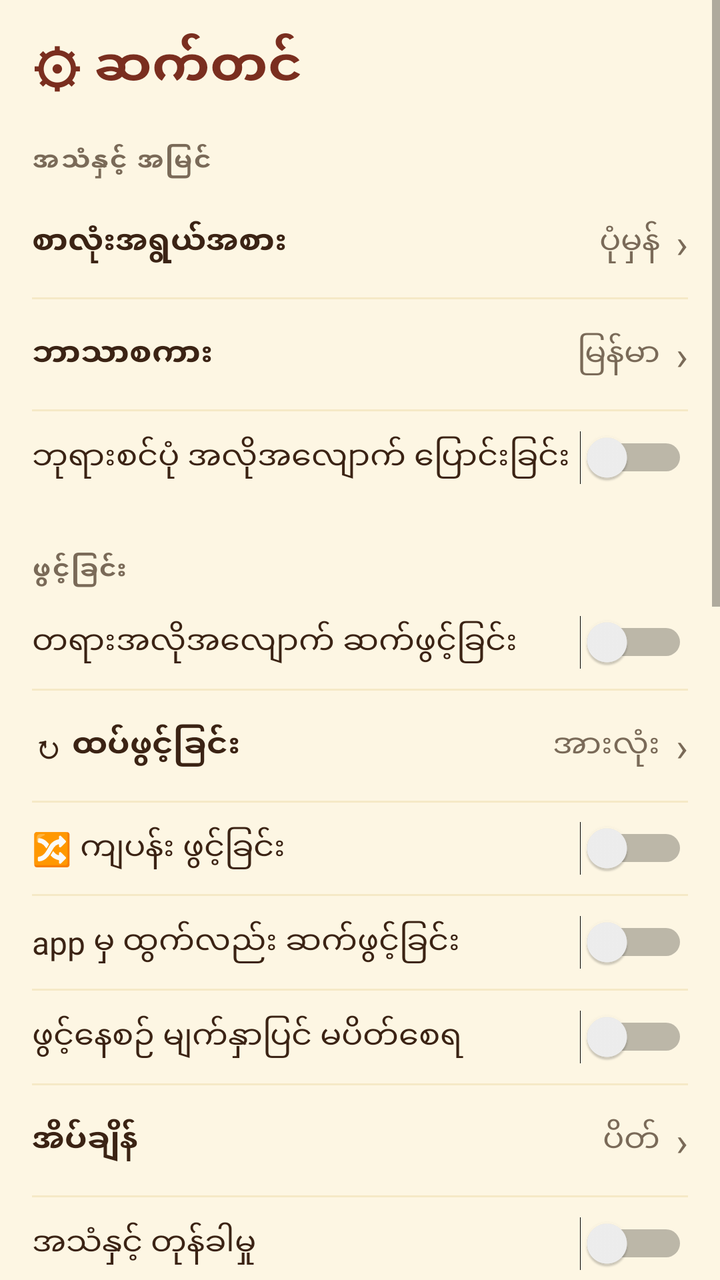
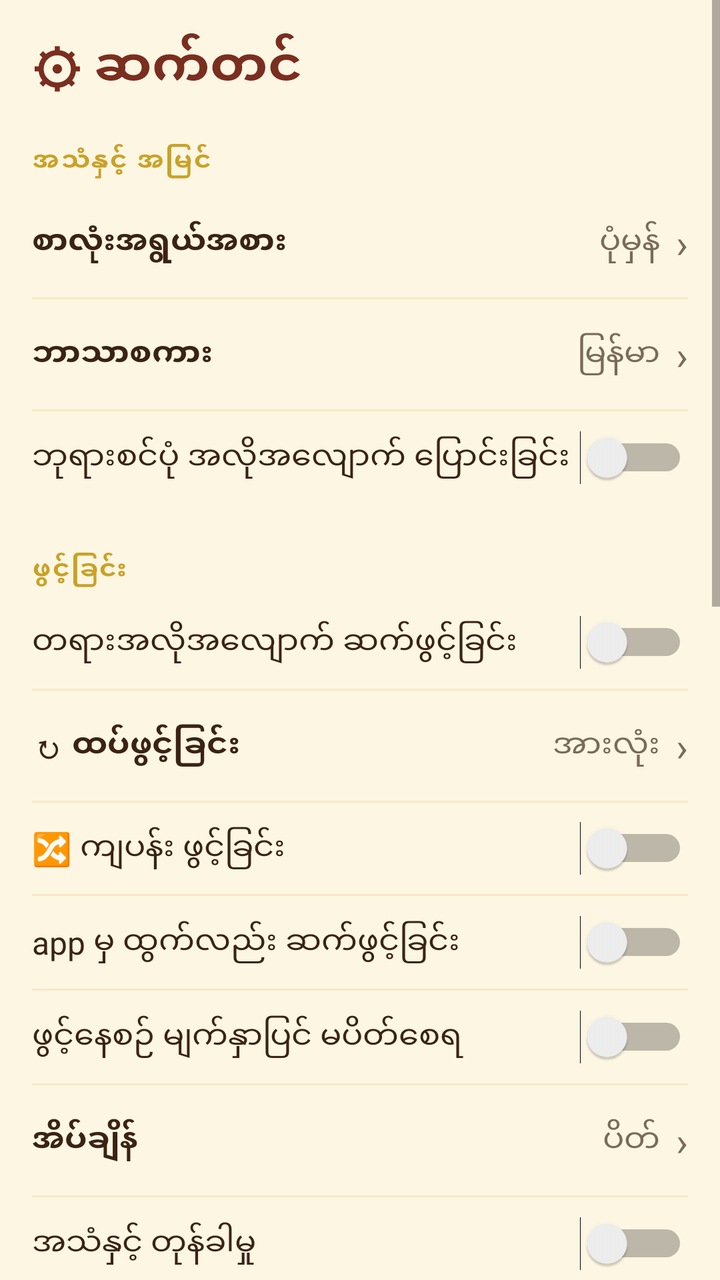

Compare the two renders of this Android layout. The source of the first and the diff that turns it into the second are given below.
<!-- AndroidManifest.xml: application theme AppTheme -->
<!-- res/layout/activity_settings.xml -->
<?xml version="1.0" encoding="utf-8"?>
<LinearLayout xmlns:android="http://schemas.android.com/apk/res/android"
    android:id="@+id/root"
    android:layout_width="match_parent"
    android:layout_height="match_parent"
    android:background="@color/bg"
    android:orientation="vertical">
<ScrollView
    android:layout_width="match_parent"
    android:layout_height="0dp"
    android:layout_weight="1"
    android:fillViewport="true">
<LinearLayout
    android:id="@+id/content"
    android:layout_width="match_parent"
    android:layout_height="wrap_content"
    android:background="@color/bg"
    android:orientation="vertical"
    android:padding="16dp">
    <TextView
        android:id="@+id/titleText"
        android:layout_width="match_parent"
        android:layout_height="wrap_content"
        android:text="⚙ ဆက်တင်"
        android:textColor="@color/maroon"
        android:textSize="26sp"
        android:textStyle="bold" />

    <TextView
        android:id="@+id/secAppearance"
        android:layout_width="match_parent"
        android:layout_height="wrap_content"
        android:layout_marginTop="16dp"
        android:letterSpacing="0.06"
        android:paddingVertical="4dp"
        android:text="အသံနှင့် အမြင်"
        android:textColor="@color/muted"
        android:textSize="13sp"
        android:textStyle="bold" />

<LinearLayout
            android:id="@+id/rowFont"
            android:layout_width="match_parent"
            android:layout_height="wrap_content"
            android:background="?android:attr/selectableItemBackground"
            android:clickable="true"
            android:focusable="true"
            android:gravity="center_vertical"
            android:orientation="horizontal"
            android:paddingVertical="14dp">
            <TextView
                android:id="@+id/labelFont"
                android:layout_width="0dp"
                android:layout_height="wrap_content"
                android:layout_weight="1"
                android:text="စာလုံးအရွယ်အစား"
                android:textColor="@color/ink"
                android:textSize="16sp"
                android:textStyle="bold" />
            <TextView
                android:id="@+id/fontValue"
                android:layout_width="wrap_content"
                android:layout_height="wrap_content"
                android:text="ပုံမှန်"
                android:textColor="@color/muted"
                android:textSize="16sp" />
            <TextView
                android:id="@+id/fontChevron"
                android:layout_width="wrap_content"
                android:layout_height="wrap_content"
                android:paddingStart="8dp"
                android:text="›"
                android:textColor="@color/muted"
                android:textSize="20sp" />
        </LinearLayout>
    <View
        android:layout_width="match_parent"
        android:layout_height="1dp"
        android:background="#26C9A227" />

<LinearLayout
            android:id="@+id/rowLanguage"
            android:layout_width="match_parent"
            android:layout_height="wrap_content"
            android:background="?android:attr/selectableItemBackground"
            android:clickable="true"
            android:focusable="true"
            android:gravity="center_vertical"
            android:orientation="horizontal"
            android:paddingVertical="14dp">
            <TextView
                android:id="@+id/labelLanguage"
                android:layout_width="0dp"
                android:layout_height="wrap_content"
                android:layout_weight="1"
                android:text="ဘာသာစကား"
                android:textColor="@color/ink"
                android:textSize="16sp"
                android:textStyle="bold" />
            <TextView
                android:id="@+id/langValue"
                android:layout_width="wrap_content"
                android:layout_height="wrap_content"
                android:text="မြန်မာ"
                android:textColor="@color/muted"
                android:textSize="16sp" />
            <TextView
                android:id="@+id/langChevron"
                android:layout_width="wrap_content"
                android:layout_height="wrap_content"
                android:paddingStart="8dp"
                android:text="›"
                android:textColor="@color/muted"
                android:textSize="20sp" />
        </LinearLayout>
    <View
        android:layout_width="match_parent"
        android:layout_height="1dp"
        android:background="#26C9A227" />

    <Switch
        android:id="@+id/btnThemeAuto"
        android:layout_width="match_parent"
        android:layout_height="wrap_content"
        android:background="?android:attr/selectableItemBackground"
        android:clickable="true"
        android:ellipsize="end"
        android:focusable="true"
        android:maxLines="1"
        android:paddingVertical="12dp"
        android:showText="false"
        android:text="ဘုရားစင်ပုံ အလိုအလျောက် ပြောင်းခြင်း"
        android:textColor="@color/ink"
        android:textOff=""
        android:textOn=""
        android:textSize="16sp" />

    <TextView
        android:id="@+id/secPlayback"
        android:layout_width="match_parent"
        android:layout_height="wrap_content"
        android:layout_marginTop="20dp"
        android:letterSpacing="0.06"
        android:paddingVertical="4dp"
        android:text="ဖွင့်ခြင်း"
        android:textColor="@color/muted"
        android:textSize="13sp"
        android:textStyle="bold" />

    <Switch
        android:id="@+id/btnAutoplay"
        android:layout_width="match_parent"
        android:layout_height="wrap_content"
        android:background="?android:attr/selectableItemBackground"
        android:clickable="true"
        android:ellipsize="end"
        android:focusable="true"
        android:maxLines="1"
        android:paddingVertical="12dp"
        android:showText="false"
        android:text="တရားအလိုအလျောက် ဆက်ဖွင့်ခြင်း"
        android:textColor="@color/ink"
        android:textOff=""
        android:textOn=""
        android:textSize="16sp" />

    <View
        android:layout_width="match_parent"
        android:layout_height="1dp"
        android:background="#26C9A227" />

    <LinearLayout
        android:id="@+id/rowRepeat"
        android:layout_width="match_parent"
        android:layout_height="wrap_content"
        android:background="?android:attr/selectableItemBackground"
        android:clickable="true"
        android:focusable="true"
        android:gravity="center_vertical"
        android:orientation="horizontal"
        android:paddingVertical="14dp">
        <TextView
            android:id="@+id/lblRepeat"
            android:layout_width="0dp"
            android:layout_height="wrap_content"
            android:layout_weight="1"
            android:text="↻ ထပ်ဖွင့်ခြင်း"
            android:textColor="@color/ink"
            android:textSize="16sp"
            android:textStyle="bold" />
        <TextView
            android:id="@+id/btnRepeat"
            android:layout_width="wrap_content"
            android:layout_height="wrap_content"
            android:text="အားလုံး"
            android:textColor="@color/muted"
            android:textSize="16sp" />
        <TextView
            android:id="@+id/repeatChevron"
            android:layout_width="wrap_content"
            android:layout_height="wrap_content"
            android:paddingStart="8dp"
            android:text="›"
            android:textColor="@color/muted"
            android:textSize="20sp" />
    </LinearLayout>

    <View
        android:layout_width="match_parent"
        android:layout_height="1dp"
        android:background="#26C9A227" />

    <Switch
        android:id="@+id/btnShuffle"
        android:layout_width="match_parent"
        android:layout_height="wrap_content"
        android:background="?android:attr/selectableItemBackground"
        android:clickable="true"
        android:ellipsize="end"
        android:focusable="true"
        android:maxLines="1"
        android:paddingVertical="12dp"
        android:showText="false"
        android:text="🔀 ကျပန်း ဖွင့်ခြင်း"
        android:textColor="@color/ink"
        android:textOff=""
        android:textOn=""
        android:textSize="16sp" />

    <View
        android:layout_width="match_parent"
        android:layout_height="1dp"
        android:background="#26C9A227" />

    <Switch
        android:id="@+id/btnBackground"
        android:layout_width="match_parent"
        android:layout_height="wrap_content"
        android:background="?android:attr/selectableItemBackground"
        android:clickable="true"
        android:ellipsize="end"
        android:focusable="true"
        android:maxLines="1"
        android:paddingVertical="12dp"
        android:showText="false"
        android:text="app မှ ထွက်လည်း ဆက်ဖွင့်ခြင်း"
        android:textColor="@color/ink"
        android:textOff=""
        android:textOn=""
        android:textSize="16sp" />

    <View
        android:layout_width="match_parent"
        android:layout_height="1dp"
        android:background="#26C9A227" />

    <Switch
        android:id="@+id/btnKeepScreen"
        android:layout_width="match_parent"
        android:layout_height="wrap_content"
        android:background="?android:attr/selectableItemBackground"
        android:clickable="true"
        android:ellipsize="end"
        android:focusable="true"
        android:maxLines="1"
        android:paddingVertical="12dp"
        android:showText="false"
        android:text="ဖွင့်နေစဉ် မျက်နှာပြင် မပိတ်စေရ"
        android:textColor="@color/ink"
        android:textOff=""
        android:textOn=""
        android:textSize="16sp" />

    <View
        android:layout_width="match_parent"
        android:layout_height="1dp"
        android:background="#26C9A227" />

    <LinearLayout
        android:id="@+id/rowSleep"
        android:layout_width="match_parent"
        android:layout_height="wrap_content"
        android:background="?android:attr/selectableItemBackground"
        android:clickable="true"
        android:focusable="true"
        android:gravity="center_vertical"
        android:orientation="horizontal"
        android:paddingVertical="14dp">
        <TextView
            android:id="@+id/lblSleep"
            android:layout_width="0dp"
            android:layout_height="wrap_content"
            android:layout_weight="1"
            android:text="အိပ်ချိန်"
            android:textColor="@color/ink"
            android:textSize="16sp"
            android:textStyle="bold" />
        <TextView
            android:id="@+id/btnSleep"
            android:layout_width="wrap_content"
            android:layout_height="wrap_content"
            android:text="ပိတ်"
            android:textColor="@color/muted"
            android:textSize="16sp" />
        <TextView
            android:id="@+id/sleepChevron"
            android:layout_width="wrap_content"
            android:layout_height="wrap_content"
            android:paddingStart="8dp"
            android:text="›"
            android:textColor="@color/muted"
            android:textSize="20sp" />
    </LinearLayout>

    <View
        android:layout_width="match_parent"
        android:layout_height="1dp"
        android:background="#26C9A227" />

    <Switch
        android:id="@+id/btnFx"
        android:layout_width="match_parent"
        android:layout_height="wrap_content"
        android:background="?android:attr/selectableItemBackground"
        android:clickable="true"
        android:ellipsize="end"
        android:focusable="true"
        android:maxLines="1"
        android:paddingVertical="12dp"
        android:showText="false"
        android:text="အသံနှင့် တုန်ခါမှု"
        android:textColor="@color/ink"
        android:textOff=""
        android:textOn=""
        android:textSize="16sp" />

    <TextView
        android:id="@+id/secNoti"
        android:layout_width="match_parent"
        android:layout_height="wrap_content"
        android:layout_marginTop="20dp"
        android:letterSpacing="0.06"
        android:paddingVertical="4dp"
        android:text="အကြောင်းကြားစာ"
        android:textColor="@color/muted"
        android:textSize="13sp"
        android:textStyle="bold" />

    <LinearLayout
        android:layout_width="match_parent"
        android:layout_height="wrap_content"
        android:orientation="vertical">
    <Switch
        android:id="@+id/btnNoti"
        android:layout_width="match_parent"
        android:layout_height="wrap_content"
        android:background="?android:attr/selectableItemBackground"
        android:clickable="true"
        android:ellipsize="end"
        android:focusable="true"
        android:maxLines="1"
        android:paddingVertical="12dp"
        android:showText="false"
        android:text="အကြောင်းကြားချက်"
        android:textColor="@color/ink"
        android:textOff=""
        android:textOn=""
        android:textSize="16sp" />
        <TextView
            android:id="@+id/notiNote"
            android:layout_width="match_parent"
            android:layout_height="wrap_content"
            android:paddingBottom="8dp"
            android:paddingStart="2dp"
            android:text=""
            android:textColor="@color/muted"
            android:textSize="13sp"
        android:visibility="gone" />
    </LinearLayout>

    <TextView
        android:id="@+id/secData"
        android:layout_width="match_parent"
        android:layout_height="wrap_content"
        android:layout_marginTop="20dp"
        android:letterSpacing="0.06"
        android:paddingVertical="4dp"
        android:text="ဒေတာ"
        android:textColor="@color/muted"
        android:textSize="13sp"
        android:textStyle="bold" />

    <LinearLayout
        android:layout_width="match_parent"
        android:layout_height="wrap_content"
        android:orientation="vertical">
    <Switch
        android:id="@+id/btnDataSaver"
        android:layout_width="match_parent"
        android:layout_height="wrap_content"
        android:background="?android:attr/selectableItemBackground"
        android:clickable="true"
        android:ellipsize="end"
        android:focusable="true"
        android:maxLines="1"
        android:paddingVertical="12dp"
        android:showText="false"
        android:text="ဒေတာ ချွေတာခြင်း"
        android:textColor="@color/ink"
        android:textOff=""
        android:textOn=""
        android:textSize="16sp" />
        <TextView
            android:id="@+id/dataSaverNote"
            android:layout_width="match_parent"
            android:layout_height="wrap_content"
            android:paddingBottom="8dp"
            android:paddingStart="2dp"
            android:text=""
            android:textColor="@color/muted"
            android:textSize="13sp"
        android:visibility="gone" />
    </LinearLayout>

    <View
        android:layout_width="match_parent"
        android:layout_height="1dp"
        android:background="#26C9A227" />

    <LinearLayout
        android:layout_width="match_parent"
        android:layout_height="wrap_content"
        android:orientation="vertical">
    <Switch
        android:id="@+id/btnAutoDl"
        android:layout_width="match_parent"
        android:layout_height="wrap_content"
        android:background="?android:attr/selectableItemBackground"
        android:clickable="true"
        android:ellipsize="end"
        android:focusable="true"
        android:maxLines="1"
        android:paddingVertical="12dp"
        android:showText="false"
        android:text="📶 Wi-Fi အလိုအလျောက် ဒေါင်းလုဒ်"
        android:textColor="@color/ink"
        android:textOff=""
        android:textOn=""
        android:textSize="16sp" />
        <TextView
            android:id="@+id/autoDlNote"
            android:layout_width="match_parent"
            android:layout_height="wrap_content"
            android:paddingBottom="8dp"
            android:paddingStart="2dp"
            android:text="မစစ်ဆေးရသေးပါ"
            android:textColor="@color/muted"
            android:textSize="13sp" />
    </LinearLayout>

    <View
        android:layout_width="match_parent"
        android:layout_height="1dp"
        android:background="#26C9A227" />

    <LinearLayout
        android:id="@+id/rowDownloaded"
        android:layout_width="match_parent"
        android:layout_height="wrap_content"
        android:background="?android:attr/selectableItemBackground"
        android:clickable="true"
        android:focusable="true"
        android:gravity="center_vertical"
        android:orientation="horizontal"
        android:paddingVertical="14dp">
        <TextView
            android:id="@+id/btnDownloaded"
            android:layout_width="0dp"
            android:layout_height="wrap_content"
            android:layout_weight="1"
            android:text="⬇ ဒေါင်းလုဒ်လုပ်ပြီးသားများ"
            android:textColor="@color/ink"
            android:textSize="16sp"
            android:textStyle="bold" />
        <TextView
            android:id="@+id/downloadedChevron"
            android:layout_width="wrap_content"
            android:layout_height="wrap_content"
            android:paddingStart="8dp"
            android:text="›"
            android:textColor="@color/muted"
            android:textSize="20sp" />
    </LinearLayout>

    <View
        android:layout_width="match_parent"
        android:layout_height="1dp"
        android:background="#26C9A227" />

    <LinearLayout
        android:id="@+id/rowClearData"
        android:layout_width="match_parent"
        android:layout_height="wrap_content"
        android:background="?android:attr/selectableItemBackground"
        android:clickable="true"
        android:focusable="true"
        android:gravity="center_vertical"
        android:orientation="horizontal"
        android:paddingVertical="14dp">
        <TextView
            android:id="@+id/lblClearData"
            android:layout_width="0dp"
            android:layout_height="wrap_content"
            android:layout_weight="1"
            android:text="မှတ်တမ်း ရှင်းလင်းခြင်း"
            android:textColor="@color/ink"
            android:textSize="16sp"
            android:textStyle="bold" />
        <TextView
            android:id="@+id/clearChevron"
            android:layout_width="wrap_content"
            android:layout_height="wrap_content"
            android:paddingStart="8dp"
            android:text="›"
            android:textColor="@color/muted"
            android:textSize="20sp" />
    </LinearLayout>

    <TextView
        android:id="@+id/secAbout"
        android:layout_width="match_parent"
        android:layout_height="wrap_content"
        android:layout_marginTop="20dp"
        android:letterSpacing="0.06"
        android:paddingVertical="4dp"
        android:text="အကြောင်း"
        android:textColor="@color/muted"
        android:textSize="13sp"
        android:textStyle="bold" />

    <TextView
        android:id="@+id/aboutSrc"
        android:layout_width="match_parent"
        android:layout_height="wrap_content"
        android:paddingVertical="10dp"
        android:text="တရားများ ရင်းမြစ်: dhammadownload.com"
        android:textColor="@color/muted"
        android:textSize="13sp" />

    <LinearLayout
        android:layout_width="match_parent"
        android:layout_height="wrap_content"
        android:gravity="center_vertical"
        android:orientation="horizontal"
        android:paddingVertical="14dp">
        <TextView
            android:id="@+id/lblVersion"
            android:layout_width="0dp"
            android:layout_height="wrap_content"
            android:layout_weight="1"
            android:text="ဗားရှင်း"
            android:textColor="@color/ink"
            android:textSize="16sp"
            android:textStyle="bold" />
        <TextView
            android:id="@+id/versionValue"
            android:layout_width="wrap_content"
            android:layout_height="wrap_content"
            android:text="v12.93"
            android:textColor="@color/muted"
            android:textSize="16sp" />
    </LinearLayout>

    <View
        android:layout_width="match_parent"
        android:layout_height="1dp"
        android:background="#26C9A227" />

    <LinearLayout
        android:id="@+id/rowTeam"
        android:layout_width="match_parent"
        android:layout_height="wrap_content"
        android:background="?android:attr/selectableItemBackground"
        android:clickable="true"
        android:focusable="true"
        android:gravity="center_vertical"
        android:orientation="horizontal"
        android:paddingVertical="14dp">
        <TextView
            android:id="@+id/btnTeam"
            android:layout_width="0dp"
            android:layout_height="wrap_content"
            android:layout_weight="1"
            android:text="👥 Team"
            android:textColor="@color/ink"
            android:textSize="16sp"
            android:textStyle="bold" />
        <TextView
            android:id="@+id/teamChevron"
            android:layout_width="wrap_content"
            android:layout_height="wrap_content"
            android:paddingStart="8dp"
            android:text="›"
            android:textColor="@color/muted"
            android:textSize="20sp" />
    </LinearLayout>

    <View
        android:layout_width="match_parent"
        android:layout_height="1dp"
        android:background="#26C9A227" />

    <LinearLayout
        android:id="@+id/rowPolicy"
        android:layout_width="match_parent"
        android:layout_height="wrap_content"
        android:background="?android:attr/selectableItemBackground"
        android:clickable="true"
        android:focusable="true"
        android:gravity="center_vertical"
        android:orientation="horizontal"
        android:paddingVertical="14dp">
        <TextView
            android:id="@+id/btnPolicy"
            android:layout_width="0dp"
            android:layout_height="wrap_content"
            android:layout_weight="1"
            android:text="📜 Policy"
            android:textColor="@color/ink"
            android:textSize="16sp"
            android:textStyle="bold" />
        <TextView
            android:id="@+id/policyChevron"
            android:layout_width="wrap_content"
            android:layout_height="wrap_content"
            android:paddingStart="8dp"
            android:text="›"
            android:textColor="@color/muted"
            android:textSize="20sp" />
    </LinearLayout>

    <TextView
        android:id="@+id/btnResetAll"
        android:layout_width="match_parent"
        android:layout_height="wrap_content"
        android:layout_marginTop="24dp"
        android:background="?android:attr/selectableItemBackground"
        android:clickable="true"
        android:focusable="true"
        android:gravity="center"
        android:paddingVertical="14dp"
        android:text="↺ ဆက်တင်အားလုံး ပြန်စသတ်မှတ်မယ်"
        android:textColor="#C0392B"
        android:textSize="16sp" />
</LinearLayout>
</ScrollView>
    
    <LinearLayout
        android:id="@+id/nowStrip"
        android:layout_width="match_parent"
        android:layout_height="wrap_content"
        android:layout_marginLeft="16dp"
        android:layout_marginRight="16dp"
        android:layout_marginBottom="16dp"
        android:background="@drawable/nav_glass"
        android:orientation="vertical"
        android:padding="10dp"
        android:visibility="gone">
        <LinearLayout
            android:layout_width="match_parent"
            android:layout_height="wrap_content"
            android:gravity="center_vertical"
            android:orientation="horizontal">
            <com.h2h.dhamma.CircleImageView
                android:id="@+id/nowStripPhoto"
                android:layout_width="44dp"
                android:layout_height="44dp"
                android:layout_marginEnd="10dp"
                android:scaleType="centerCrop"
                android:visibility="gone" />
            <LinearLayout
                android:layout_width="0dp"
                android:layout_height="wrap_content"
                android:layout_weight="1"
                android:orientation="vertical">
                <TextView
                    android:id="@+id/nowStripText"
                    android:layout_width="match_parent"
                    android:layout_height="wrap_content"
                    android:ellipsize="end"
                    android:maxLines="1"
                    android:textColor="@color/gold"
                    android:textSize="14sp"
                    android:textStyle="bold" />
                <TextView
                    android:id="@+id/nowStripSub"
                    android:layout_width="match_parent"
                    android:layout_height="wrap_content"
                    android:ellipsize="end"
                    android:maxLines="1"
                    android:textColor="@color/muted"
                    android:textSize="12sp" />
            </LinearLayout>
        </LinearLayout>
        
            <LinearLayout
                android:layout_width="match_parent"
                android:layout_height="wrap_content"
                android:gravity="center_horizontal"
                android:orientation="horizontal">
            <TextView
                android:id="@+id/nowStripPrev"
                android:background="?android:attr/selectableItemBackgroundBorderless"
                android:layout_margin="2dp"
                android:layout_width="48dp"
                android:layout_height="48dp"
                android:gravity="center"
                android:includeFontPadding="false"
                android:text="⏮"
                android:textColor="#FFFFFF"
                android:textSize="24sp" />
            <TextView
                android:id="@+id/nowStripToggle"
                android:background="?android:attr/selectableItemBackgroundBorderless"
                android:layout_margin="2dp"
                android:layout_width="48dp"
                android:layout_height="48dp"
                android:gravity="center"
                android:includeFontPadding="false"
                android:text="▶"
                android:textColor="#FFFFFF"
                android:textSize="24sp" />
            <TextView
                android:id="@+id/nowStripNext"
                android:background="?android:attr/selectableItemBackgroundBorderless"
                android:layout_margin="2dp"
                android:layout_width="48dp"
                android:layout_height="48dp"
                android:gravity="center"
                android:includeFontPadding="false"
                android:text="⏭"
                android:textColor="#FFFFFF"
                android:textSize="24sp" />

            
            
            
            
            </LinearLayout>
        
        <ProgressBar
            android:id="@+id/nowStripProgress"
            style="?android:attr/progressBarStyleHorizontal"
            android:layout_width="match_parent"
            android:layout_height="4dp"
            android:layout_marginTop="6dp"
            android:max="1000"
            android:progress="0"
            android:progressBackgroundTint="#40C9A227"
            android:progressTint="#C9A227" />
    </LinearLayout>
</LinearLayout>
<!-- resources referenced by this layout -->
<resources>
  <color name="bg">#FDF6E3</color>
  <color name="gold">#C9A227</color>
  <color name="ink">#3B2314</color>
  <color name="maroon">#7A2E1F</color>
  <color name="muted">#7A6A58</color>
  <!-- drawable nav_glass (drawable) -->
  <?xml version="1.0" encoding="utf-8"?>
  <layer-list xmlns:android="http://schemas.android.com/apk/res/android">
      <item>
          <shape android:shape="rectangle">
              <solid android:color="#59FFFFFF" />
              <stroke android:width="1dp" android:color="#99C9A227" />
              <corners android:radius="28dp" />
          </shape>
      </item>
      <item>
          <shape android:shape="rectangle">
              <gradient android:angle="270" android:startColor="#80FFFFFF" android:centerColor="#1AFFFFFF" android:centerY="0.45" android:endColor="#00FFFFFF" android:type="linear" />
              <corners android:radius="28dp" />
          </shape>
      </item>
  </layer-list>
  <style name="AppTheme" parent="android:Theme.Material.Light.NoActionBar">
          <item name="android:colorPrimary">@color/maroon</item>
          <item name="android:colorPrimaryDark">@color/maroon</item>
          <item name="android:colorAccent">@color/gold</item>
          <item name="android:windowBackground">@color/bg</item>
          <item name="android:textColorPrimary">@color/ink</item>
      </style>
</resources>

<!-- the commit's change to res/layout/activity_settings.xml (unified diff, before → after) -->
@@ -34,7 +34,7 @@
         android:letterSpacing="0.06"
         android:paddingVertical="4dp"
         android:text="အသံနှင့် အမြင်"
-        android:textColor="@color/muted"
+        android:textColor="@color/gold"
         android:textSize="13sp"
         android:textStyle="bold" />
 
@@ -143,7 +143,7 @@
         android:letterSpacing="0.06"
         android:paddingVertical="4dp"
         android:text="ဖွင့်ခြင်း"
-        android:textColor="@color/muted"
+        android:textColor="@color/gold"
         android:textSize="13sp"
         android:textStyle="bold" />
 
@@ -342,7 +342,7 @@
         android:letterSpacing="0.06"
         android:paddingVertical="4dp"
         android:text="အကြောင်းကြားစာ"
-        android:textColor="@color/muted"
+        android:textColor="@color/gold"
         android:textSize="13sp"
         android:textStyle="bold" />
 
@@ -386,7 +386,7 @@
         android:letterSpacing="0.06"
         android:paddingVertical="4dp"
         android:text="ဒေတာ"
-        android:textColor="@color/muted"
+        android:textColor="@color/gold"
         android:textSize="13sp"
         android:textStyle="bold" />
 
@@ -534,7 +534,7 @@
         android:letterSpacing="0.06"
         android:paddingVertical="4dp"
         android:text="အကြောင်း"
-        android:textColor="@color/muted"
+        android:textColor="@color/gold"
         android:textSize="13sp"
         android:textStyle="bold" />
 
<!-- resource entries referenced after the edit -->
@@ -8,16 +8,32 @@
   <!-- drawable nav_glass (drawable) -->
   <?xml version="1.0" encoding="utf-8"?>
   <layer-list xmlns:android="http://schemas.android.com/apk/res/android">
+      
       <item>
           <shape android:shape="rectangle">
-              <solid android:color="#59FFFFFF" />
-              <stroke android:width="1dp" android:color="#99C9A227" />
+              <solid android:color="#40000000" />
               <corners android:radius="28dp" />
           </shape>
       </item>
-      <item>
+      
+      <item android:bottom="3dp">
           <shape android:shape="rectangle">
-              <gradient android:angle="270" android:startColor="#80FFFFFF" android:centerColor="#1AFFFFFF" android:centerY="0.45" android:endColor="#00FFFFFF" android:type="linear" />
+              <solid android:color="#59FFFFFF" />
+              <stroke android:width="1dp" android:color="#CCC9A227" />
+              <corners android:radius="28dp" />
+          </shape>
+      </item>
+      
+      <item android:bottom="3dp">
+          <shape android:shape="rectangle">
+              <gradient android:angle="270" android:startColor="#B3FFFFFF" android:centerColor="#26FFFFFF" android:centerY="0.42" android:endColor="#00FFFFFF" android:type="linear" />
+              <corners android:radius="28dp" />
+          </shape>
+      </item>
+      
+      <item android:bottom="3dp">
+          <shape android:shape="rectangle">
+              <gradient android:angle="135" android:startColor="#40FFFFFF" android:centerColor="#0DFFFFFF" android:centerY="0.5" android:endColor="#00FFFFFF" android:type="linear" />
               <corners android:radius="28dp" />
           </shape>
       </item>
